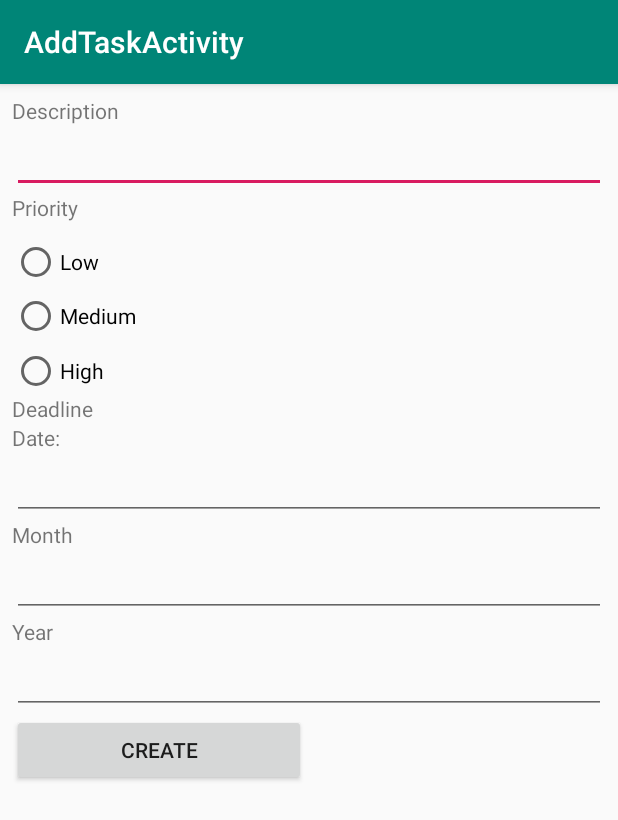
After one commit to impaledvlad/Blossom, an Android app: the AddTaskActivity screen opened directly, with no data from a screen before it, on a phone screen of 412 x 824 dp. The commit adds this screen. Shown: the top 820 px of the screen. Run offline under Robolectric (Android 15) with nearby library versions, the phone set to English and light mode, and no system bars.

Commit message:
Add UI for Main page, Insert task page, move AccessAccountTest.java into test.business and add uncomplete AccessTaskTest.java

```diff
--- /dev/null
+++ b/app/src/main/java/bruteforce/presentation/AddTaskActivity.java
@@ -0,0 +1,104 @@
+package bruteforce.presentation;
+
+import android.content.Intent;
+import android.os.Bundle;
+import android.support.v7.app.AppCompatActivity;
+import android.view.View;
+import android.widget.Button;
+import android.widget.EditText;
+import android.widget.RadioButton;
+import android.widget.RadioGroup;
+
+import com.bruteforce.blossom.R;
+
+import java.util.Date;
+
+import bruteforce.business.AccessTask;
+import bruteforce.objects.Task;
+
+/**
+ Class: AddTaskActivity
+ Author: Triet Nguyen
+ Purpose: To set up front-end stuff for Add Task page
+ */
+
+public class AddTaskActivity extends AppCompatActivity {
+    private AccessTask taskListTest;
+
+    /**
+     onCreate
+
+     Purpose: setup everything for Add task page
+     Parameters: Bundle savedInstanceState
+     Returns: none
+     */
+    @Override
+    protected void onCreate(Bundle savedInstanceState) {
+        super.onCreate(savedInstanceState);
+        setContentView(R.layout.activity_add_task);
+
+        Intent i = getIntent();
+        final String userName = i.getStringExtra("key");
+        //get username from main page
+
+        taskListTest = new AccessTask(userName);
+
+        final Button submitTaskInfo = (Button) findViewById(R.id.button3);
+        submitTaskInfo.setOnClickListener(new View.OnClickListener() {
+            @Override
+            public void onClick(View v) {
+                RadioGroup rateGroup = (RadioGroup) findViewById(R.id.rateGroup);
+                int selectedButton = rateGroup.getCheckedRadioButtonId();
+                //RadioGroup is used to select priority
+
+                if (selectedButton != -1) {
+                    EditText descriptionText = (EditText) findViewById(R.id.editText);
+                    String description = descriptionText.getText().toString();
+                    //Text input for task desciption
+
+                    EditText dateText = (EditText) findViewById(R.id.editText4);
+                    int date = Integer.parseInt(dateText.getText().toString());
+                    //Text input for date
+
+                    EditText monthText = (EditText) findViewById(R.id.editText5);
+                    int month = Integer.parseInt(monthText.getText().toString());
+                    //Text input for month
+
+                    EditText yearText = (EditText) findViewById(R.id.editText6);
+                    int year = Integer.parseInt(yearText.getText().toString());
+                    //Text input for year
+
+                    RadioButton priorityNumber = (RadioButton) findViewById(selectedButton);
+                    String priorityName = priorityNumber.getText().toString();
+                    //Find which radio button clicked
+
+                    int priority = -1;
+                    if (priorityName.equals("Low")) {
+                        //priority is low
+                        priority = 0;
+                    } else if (priorityName.equals("Medium")) {
+                        //priority is medium
+                        priority = 1;
+                    } else {
+                        //priority is high
+                        priority = 2;
+                    }
+
+                    Date testDate = new Date(year,month,date);
+                    Task testTask = new Task(description,userName,testDate,false,priority);
+                    taskListTest.insertTask(testTask);
+                    //create a new task and add it
+
+                    Intent result = new Intent(AddTaskActivity.this,MainActivity.class);
+                    AddTaskActivity.this.startActivity(result);
+                    finish();
+
+                }
+            }
+        });
+        //this button is used for inserting new task
+
+    }
+
+
+}
--- /dev/null
+++ b/app/src/main/res/layout/activity_add_task.xml
@@ -0,0 +1,121 @@
+<?xml version="1.0" encoding="utf-8"?>
+<android.support.constraint.ConstraintLayout
+    xmlns:android="http://schemas.android.com/apk/res/android"
+    xmlns:app="http://schemas.android.com/apk/res-auto"
+    android:layout_width="match_parent"
+    android:layout_height="match_parent">
+
+    <LinearLayout
+        android:layout_width="0dp"
+        android:layout_height="0dp"
+        android:layout_marginStart="8dp"
+        android:layout_marginLeft="8dp"
+        android:layout_marginTop="8dp"
+        android:layout_marginEnd="8dp"
+        android:layout_marginRight="8dp"
+        android:layout_marginBottom="8dp"
+        android:orientation="vertical"
+        app:layout_constraintBottom_toBottomOf="parent"
+        app:layout_constraintEnd_toEndOf="parent"
+        app:layout_constraintStart_toStartOf="parent"
+        app:layout_constraintTop_toTopOf="parent">
+
+        <TextView
+            android:id="@+id/textView"
+            android:layout_width="wrap_content"
+            android:layout_height="wrap_content"
+            android:text="@string/description" />
+
+        <EditText
+            android:id="@+id/editText"
+            android:layout_width="match_parent"
+            android:layout_height="wrap_content"
+            android:ems="10"
+            android:inputType="textPersonName" />
+
+        <TextView
+            android:id="@+id/textView2"
+            android:layout_width="match_parent"
+            android:layout_height="30dp"
+            android:text="@string/priority" />
+
+        <RadioGroup
+            android:id="@+id/rateGroup"
+            android:layout_width="match_parent"
+            android:layout_height="104dp">
+
+            <RadioButton
+                android:id="@+id/radioButton18"
+                android:layout_width="wrap_content"
+                android:layout_height="wrap_content"
+                android:layout_weight="1"
+                android:text="@string/low" />
+
+            <RadioButton
+                android:id="@+id/radioButton16"
+                android:layout_width="wrap_content"
+                android:layout_height="42dp"
+                android:layout_weight="1"
+                android:text="@string/medium" />
+
+            <RadioButton
+                android:id="@+id/radioButton17"
+                android:layout_width="wrap_content"
+                android:layout_height="wrap_content"
+                android:layout_weight="1"
+                android:text="@string/high" />
+        </RadioGroup>
+
+        <TextView
+            android:id="@+id/textView3"
+            android:layout_width="match_parent"
+            android:layout_height="wrap_content"
+            android:text="@string/deadline" />
+
+        <TextView
+            android:id="@+id/textView5"
+            android:layout_width="match_parent"
+            android:layout_height="wrap_content"
+            android:text="@string/date" />
+
+        <EditText
+            android:id="@+id/editText4"
+            android:layout_width="match_parent"
+            android:layout_height="wrap_content"
+            android:ems="10"
+            android:inputType="textPersonName" />
+
+        <TextView
+            android:id="@+id/textView6"
+            android:layout_width="match_parent"
+            android:layout_height="wrap_content"
+            android:text="@string/month" />
+
+        <EditText
+            android:id="@+id/editText5"
+            android:layout_width="match_parent"
+            android:layout_height="wrap_content"
+            android:ems="10"
+            android:inputType="textPersonName" />
+
+        <TextView
+            android:id="@+id/textView7"
+            android:layout_width="match_parent"
+            android:layout_height="wrap_content"
+            android:text="@string/year" />
+
+        <EditText
+            android:id="@+id/editText6"
+            android:layout_width="match_parent"
+            android:layout_height="wrap_content"
+            android:ems="10"
+            android:inputType="textPersonName" />
+
+        <Button
+            android:id="@+id/button3"
+            android:layout_width="196dp"
+            android:layout_height="wrap_content"
+            android:text="@string/create" />
+
+    </LinearLayout>
+</android.support.constraint.ConstraintLayout>
--- a/app/src/main/res/values/strings.xml
+++ b/app/src/main/res/values/strings.xml
@@ -1,4 +1,17 @@
 <resources>
     <string name="app_name">Blossom</string>
     <string name="action_settings">Settings</string>
+    <string name="plant">Plant</string>
+    <string name="task">Task</string>
+    <string name="add_new_task">Add new task</string>
+    <string name="description">Description</string>
+    <string name="priority">Priority</string>
+    <string name="low">Low</string>
+    <string name="medium">Medium</string>
+    <string name="high">High</string>
+    <string name="deadline">Deadline</string>
+    <string name="date">Date:</string>
+    <string name="month">Month</string>
+    <string name="year">Year</string>
+    <string name="create">Create</string>
 </resources>
```
Also changed, not shown: app/src/main/AndroidManifest.xml (+13 -3 lines), app/src/main/java/bruteforce/presentation/MainActivity.java (added, +117 -0 lines), app/src/main/res/drawable/ic_settings.xml (added, +9 -0 lines), app/src/main/res/layout/activity_main.xml (+53 -26 lines), app/src/main/res/layout/content_main.xml (deleted, +0 -20 lines), 4 other files.
